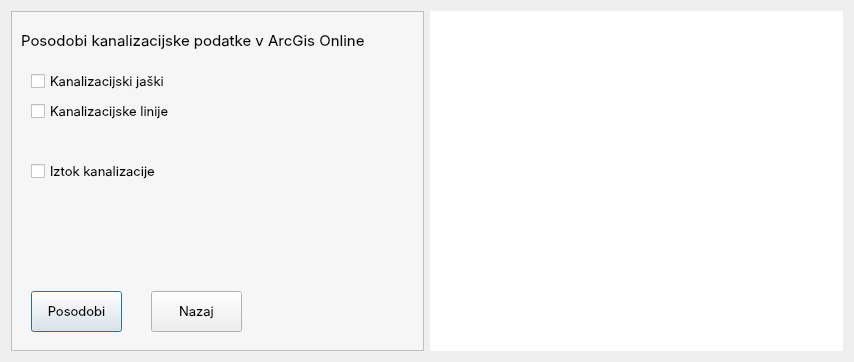
Above: frm_posodobi_kanalizacijo.ui from andrejdimec/pyKat before the change. Below: the same form after it.
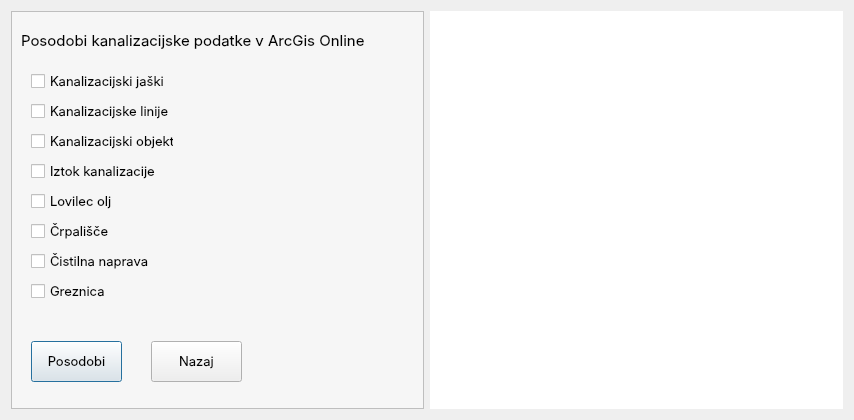
That is the form after the change.

Diff of the .ui file:
```diff
--- a/frm_posodobi_kanalizacijo.ui
+++ b/frm_posodobi_kanalizacijo.ui
@@ -7,7 +7,7 @@
     <x>0</x>
     <y>0</y>
     <width>854</width>
-    <height>362</height>
+    <height>420</height>
    </rect>
   </property>
   <property name="font">
@@ -126,7 +126,7 @@
       <property name="geometry">
        <rect>
         <x>20</x>
-        <y>280</y>
+        <y>330</y>
         <width>91</width>
         <height>41</height>
        </rect>
@@ -139,7 +139,7 @@
       <property name="geometry">
        <rect>
         <x>140</x>
-        <y>280</y>
+        <y>330</y>
         <width>91</width>
         <height>41</height>
        </rect>
@@ -161,6 +161,71 @@
        <string>Iztok kanalizacije</string>
       </property>
      </widget>
+     <widget class="QCheckBox" name="cb_objekt">
+      <property name="geometry">
+       <rect>
+        <x>20</x>
+        <y>120</y>
+        <width>143</width>
+        <height>20</height>
+       </rect>
+      </property>
+      <property name="text">
+       <string>Kanalizacijski objekt</string>
+      </property>
+     </widget>
+     <widget class="QCheckBox" name="cb_kcn">
+      <property name="geometry">
+       <rect>
+        <x>20</x>
+        <y>240</y>
+        <width>201</width>
+        <height>20</height>
+       </rect>
+      </property>
+      <property name="text">
+       <string>Čistilna naprava</string>
+      </property>
+     </widget>
+     <widget class="QCheckBox" name="cb_crpalisce">
+      <property name="geometry">
+       <rect>
+        <x>20</x>
+        <y>210</y>
+        <width>201</width>
+        <height>20</height>
+       </rect>
+      </property>
+      <property name="text">
+       <string>Črpališče</string>
+      </property>
+     </widget>
+     <widget class="QCheckBox" name="cb_greznica">
+      <property name="geometry">
+       <rect>
+        <x>20</x>
+        <y>270</y>
+        <width>201</width>
+        <height>20</height>
+       </rect>
+      </property>
+      <property name="text">
+       <string>Greznica</string>
+      </property>
+     </widget>
+     <widget class="QCheckBox" name="cb_lovilec">
+      <property name="geometry">
+       <rect>
+        <x>20</x>
+        <y>180</y>
+        <width>201</width>
+        <height>20</height>
+       </rect>
+      </property>
+      <property name="text">
+       <string>Lovilec olj</string>
+      </property>
+     </widget>
     </widget>
    </item>
    <item>
```
